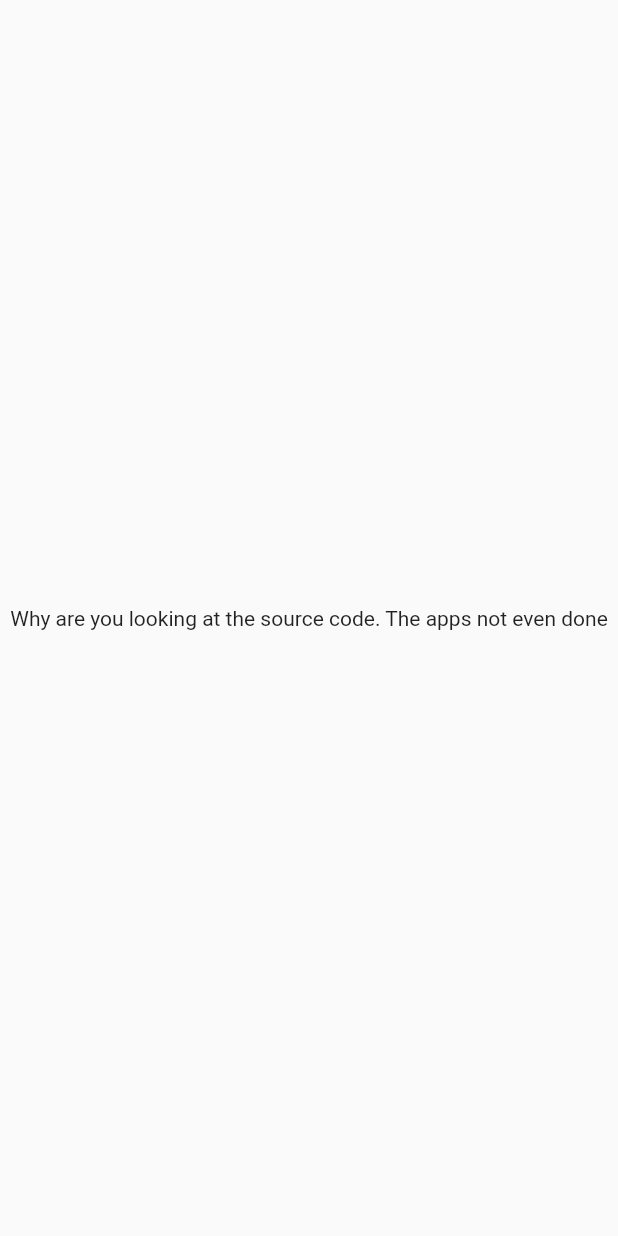
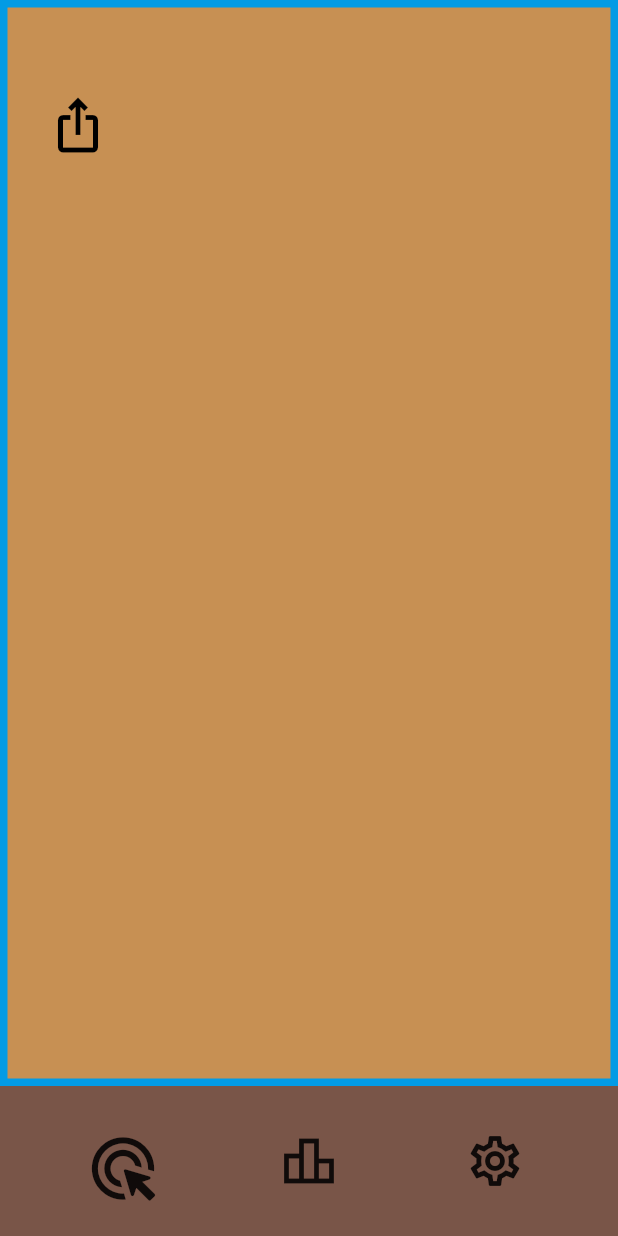
Before and after one commit to cop6567/Chicken-Nugget-Clicker-App, a Flutter app: the screen it shows after launch, on a phone screen of 412 x 824 dp. Run offline on Flutter 3.47's test engine with Material 2 defaults, Android fonts, the phone set to English and light mode, and no system bars.

Commit message:
Added Main Homescreen

```diff
--- a/lib/main.dart
+++ b/lib/main.dart
@@ -1,18 +1,100 @@
 import 'package:flutter/material.dart';
 
-void main() {
-  runApp(MyApp());
-}
+void main() => runApp(ChickenNuggetClickerApp());
 
-class MyApp extends StatelessWidget {
+class ChickenNuggetClickerApp extends StatelessWidget {
   @override
   Widget build(BuildContext context) {
     return MaterialApp(
       home: Scaffold(
-        body: Center(
-            child: Text(
-                "Why are you looking at the source code. The apps not even done")),
+        backgroundColor: Color.fromRGBO(199,144,83, 100),
+        body: Column(
+          children: [
+            Expanded(
+              child: Container(
+                decoration: BoxDecoration(
+                  border: Border.all(width: 5.0, color: Colors.lightBlue.shade600),
+                ),
+                child: Align(
+                  alignment: Alignment.topCenter,
+                  child: Padding(
+                    padding: const EdgeInsets.only(top: 50, left: 15),
+                    child: Row(
+
+                      children: [
+                        TextButton(onPressed: () {}, child: Icon(
+                            Icons.ios_share_outlined,
+                        size: 40,
+                        color: Colors.black,))
+                      ],
+                    ),
+                  ),
+                ),
+
+
+              ),
+            ),
+            Container(
+              color: Colors.brown,
+              padding: EdgeInsets.all(20),
+              child: Row(
+                mainAxisAlignment: MainAxisAlignment.spaceEvenly,
+                children: [
+                  Expanded(
+                    child: Container(
+                      child: Icon(
+                        Icons.ads_click_rounded,
+                        size: 50,
+                      ),
+                      color: Colors.brown,
+                      height: 40,
+                    ),
+                  ),
+                  Expanded(
+                    child: Container(
+
+                      child: Icon(
+                        Icons.leaderboard_outlined,
+                        size: 40
+                      ),
+                      color: Colors.brown,
+                      height: 60,
+                    ),
+                  ),
+                  Expanded(
+
+                    child: Container(
+
+                      child: Icon(
+                          Icons.settings_outlined,
+                          size: 40
+                      ),
+                      color: Colors.brown,
+                      height: 60,
+                    ),
+                  ),
+                ],
+              ),
+            ),
+          ],
+        ),
       ),
     );
   }
 }
+
+class Square extends StatelessWidget {
+  final double size;
+  final Color color;
+
+  Square({required this.size, required this.color});
+
+  @override
+  Widget build(BuildContext context) {
+    return Container(
+      width: size,
+      height: size,
+      color: color,
+    );
+  }
+}
```
